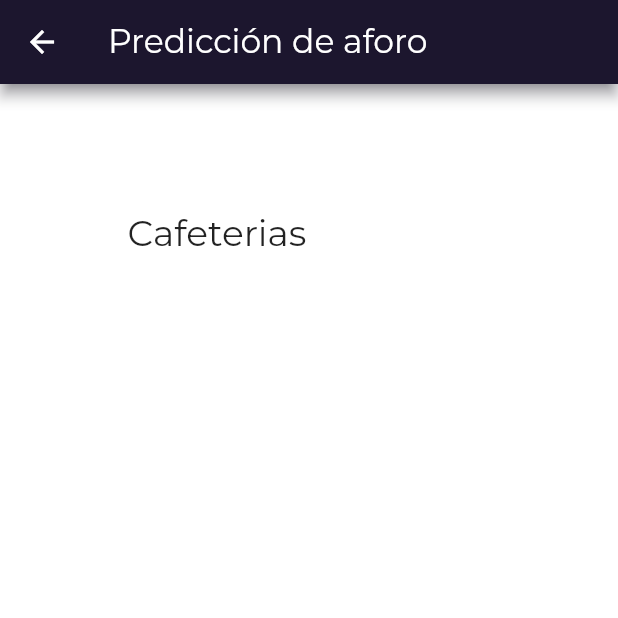
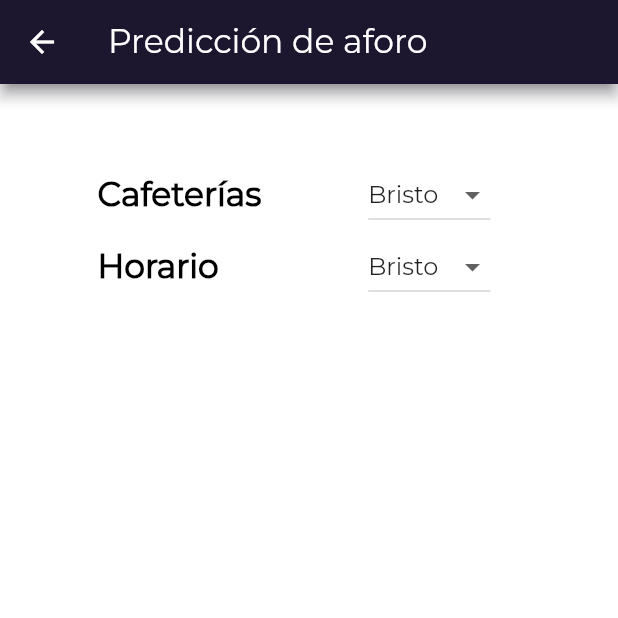
Before and after one commit to 7yrionLannister/is-it-crowded, a Flutter app: the screen it shows after launch, after a tap on the "bar chart" icon, on a phone screen of 412 x 824 dp, the top half of it. Run offline on Flutter 3.47's test engine with Material 2 defaults, Android fonts, the phone set to English and light mode, and no system bars; our stand-ins replace flutter_native_splash, google_fonts.

Commit message:
Fixed fonts, added first two rows for prediction screen

```diff
--- a/lib/main.dart
+++ b/lib/main.dart
@@ -1,5 +1,4 @@
 import 'package:flutter/material.dart';
-import 'package:google_fonts/google_fonts.dart';
 import 'package:flutter_native_splash/flutter_native_splash.dart';
 import 'liveOccupation.dart';
 import 'prediction.dart';
@@ -92,8 +91,10 @@ class _CafeteriasListPageState extends State<CafeteriasListPage> {
         : <Widget>[];
     return Scaffold(
       appBar: AppBar(
-        title: Text("Cafeterías registradas",
-        style: GoogleFonts.montserrat(fontSize: 22),),
+        title: const Text("Cafeterías registradas",
+        style: TextStyle(
+            fontFamily: 'Montserrat',
+            fontSize: 22.0)),
         actions: [
           IconButton(
             onPressed: (){
--- a/lib/prediction.dart
+++ b/lib/prediction.dart
@@ -1,5 +1,6 @@
 import 'package:flutter/material.dart';
 import 'package:google_fonts/google_fonts.dart';
+import 'package:is_it_crowded/main.dart';
 
 class Prediction extends StatefulWidget{
   @override
@@ -10,37 +11,109 @@ class _PredictionState extends State<Prediction> {
 
   DateTime dateForPrediction = DateTime.now();
 
+  var cafeterias = ["Isabel", "Central", "Bristo"];
+  var selectedvalue = "Bristo";
+
   @override
   Widget build(BuildContext context) {
     return Scaffold(
         backgroundColor: const Color(0xffffffff),
         appBar: AppBar(
-          title: Text(
+          title: const Text(
             'Predicción de aforo',
-            style: GoogleFonts.montserrat(
-            fontSize: 22
-          ),),
+            style: TextStyle(
+                fontFamily: 'Montserrat',
+                fontSize: 22.0
+            ),
+          ),
         ),
-        body: SafeArea(minimum: const EdgeInsets.all(85.0),
-          child: ListView(children: <Widget>[
-            DecoratedBox(
-              decoration: const ShapeDecoration(
-                  shape: RoundedRectangleBorder(
-                      side:BorderSide(color: Colors.transparent),
-                      borderRadius: BorderRadius.all(Radius.circular(12)))),
-              child: Text(
-                "Cafeterias",
-                style: GoogleFonts.montserrat(fontSize: 24),
-                textAlign: TextAlign.left,
+        body: Container(
+          margin: const EdgeInsets.only(left: 65.0, right: 85.0, top: 50.0, bottom: 10.0),
+          decoration: const BoxDecoration(
+            color: Color(0xffffffff),
+          ),
+          width: MediaQuery.of(context).size.width,
+          child: Column(
+            children: [
+              Row(
+                  mainAxisAlignment: MainAxisAlignment.center,
+                  children: <Widget> [
+                    Column(
+                      mainAxisAlignment: MainAxisAlignment.start,
+                      children: const <Widget>[
+                        Text("Cafeterías",
+                            style: TextStyle(
+                                color: Colors.black,
+                                fontWeight: FontWeight.bold,
+                                fontFamily: 'Montserrat',
+                                fontSize: 22.0)),
+                      ],
+                    ),
+                    Spacer(),
+                    Column(
+                      children: <Widget>[
+                        SizedBox(
+                          child: DropdownButton(
+                            value: selectedvalue,
+                            items: cafeterias.map((String cafeterias) {
+                              return DropdownMenuItem(
+                                value: cafeterias,
+                                child: Text(cafeterias),
+                              );
+                            }).toList(),
+                            onChanged: (String? value)
+                            {
+                              setState(() {
+                                selectedvalue = value!;
+                              });
+                            },
+                          ),
+                        ),
+                      ],
+                    ),
+                  ]
               ),
-            ),
-          ]),
-        )
+              Row(
+                mainAxisAlignment: MainAxisAlignment.center,
+                children: [
+                  Column(
+                    mainAxisAlignment: MainAxisAlignment.start,
+                    children: const <Widget>[
+                      Text("Horario",
+                          style: TextStyle(
+                              color: Colors.black,
+                              fontWeight: FontWeight.bold,
+                              fontFamily: 'Montserrat',
+                              fontSize: 22.0)),
+                    ],
+                  ),
+                  Spacer(),
+                  Column(
+                    children: <Widget>[
+                      SizedBox(
+                        child: DropdownButton(
+                          value: selectedvalue,
+                          items: cafeterias.map((String cafeterias) {
+                            return DropdownMenuItem(
+                              value: cafeterias,
+                              child: Text(cafeterias),
+                            );
+                          }).toList(),
+                          onChanged: (String? value)
+                          {
+                            setState(() {
+                              selectedvalue = value!;
+                            });
+                          },
+                        ),
+                      ),
+                    ],
+                  ),
+                ],
+              )
+            ],
+          )
+        ),
     );
   }
 }
-
-/*DatePickerDialog(
-initialDate: DateTime.now(),
-firstDate: DateTime.now(),
-lastDate: DateTime(2030)),*/
```
Also changed, not shown: lib/liveOccupation.dart (+20 -11 lines).
